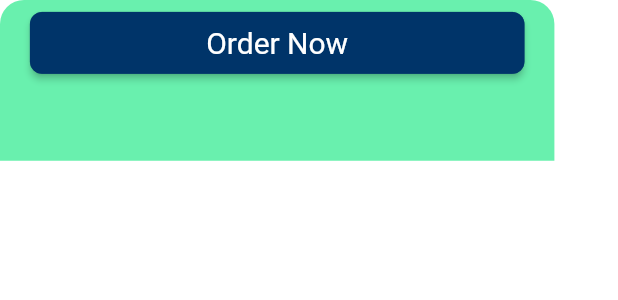
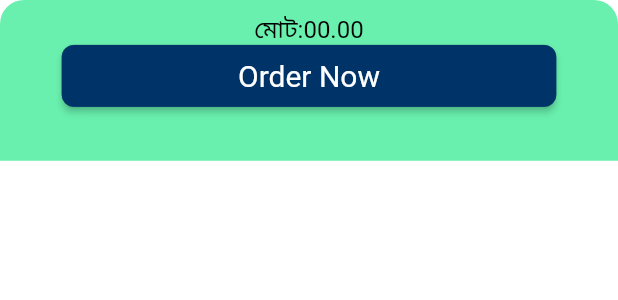
Before and after one commit to sm-mozammal/E-Commerce_Bloc, a Flutter app: the BootomSheetwidget widget shown alone on an empty page, opened directly, on a phone screen of 412 x 824 dp. Shown: the top 300 px of the screen. Run offline on Flutter 3.47's test engine with Material 3 defaults, Android fonts, the phone set to English and light mode, and no system bars; drawn by our look-alikes of auto_animated; our stand-ins replace cached_network_image, device_info_plus, dio, equatable, flutter_bloc, fluttertoast and 4 more; missing offline and left inert: dotlottie_loader, svg_flutter; accounts and stored records are empty; network calls fail.

Commit message:
Final Push

```diff
--- a/lib/features/authentication/bloc/login_bloc.dart
+++ b/lib/features/authentication/bloc/login_bloc.dart
@@ -10,6 +10,7 @@ import 'package:ecommerce_bloc/features/authentication/data/repository/logout_re
 import 'package:ecommerce_bloc/helpers/all_routes.dart';
 import 'package:ecommerce_bloc/helpers/di.dart';
 import 'package:ecommerce_bloc/helpers/navigation_service.dart';
+import 'package:ecommerce_bloc/helpers/toast.dart';
 import 'package:ecommerce_bloc/networks/dio/dio.dart';
 import 'package:flutter_bloc/flutter_bloc.dart';
 
@@ -44,6 +45,7 @@ class LoginBloc extends Bloc<LoginEvent, LoginState> {
       await logoutRepo.logout();
       await appData.write(kKeyIsLoggedIn, false);
       await appData.remove(kKeyAccessToken);
+      ToastUtil.showLongToast('Successfully logged out');
       NavigationService.navigateToUntilReplacement(Routes.loginScreen);
       emit(LoginInitial());
     } catch (e) {
--- a/lib/features/checkout/presentation/checkout_screen.dart
+++ b/lib/features/checkout/presentation/checkout_screen.dart
@@ -114,7 +114,6 @@ class ProductTitleWidget extends StatelessWidget {
   @override
   Widget build(BuildContext context) {
     return Row(
-      // mainAxisAlignment: MainAxisAlignment.spaceBetween,
       children: [
         Expanded(
           child: Text(
--- a/lib/features/product/presentation/product_screen.dart
+++ b/lib/features/product/presentation/product_screen.dart
@@ -86,18 +86,19 @@ class _ProductScreenState extends State<ProductScreen> {
                   return GridView.builder(
                     shrinkWrap: true,
                     physics: NeverScrollableScrollPhysics(),
-                    scrollDirection: Axis.vertical,
+                    // scrollDirection: Axis.vertical,
                     gridDelegate:
                         const SliverGridDelegateWithFixedCrossAxisCount(
                       crossAxisCount: 2,
                       crossAxisSpacing: 8.0,
                       mainAxisSpacing: 8.0,
-                      childAspectRatio: 0.7,
+                      childAspectRatio: 0.62,
                     ),
                     itemCount: state.productResponse.length,
                     itemBuilder: (context, index) {
                       final product = state.productResponse[index];
                       return ProductCard(
+                        pack: product.packSize ?? '',
                         productName: product.name ?? '',
                         price: product.price!,
                         imageUrl:
--- a/lib/features/product/presentation/widgets/bottomsheet_widget.dart
+++ b/lib/features/product/presentation/widgets/bottomsheet_widget.dart
@@ -15,6 +15,7 @@ class BootomSheetwidget extends StatelessWidget {
   @override
   Widget build(BuildContext context) {
     return Container(
+      width: double.infinity,
       height: SizeConfig.height(13),
       decoration: BoxDecoration(
           color: Colors.greenAccent,
@@ -44,7 +45,10 @@ class BootomSheetwidget extends StatelessWidget {
                   ),
                 );
               }
-              return SizedBox.shrink();
+              return Text(
+                "মোট:00.00",
+                style: TextFontStyle.textStyle16Roboto,
+              );
             }),
             CommonButton(
                 width: SizeConfig.width(80),
```
Also changed, not shown: lib/features/product/presentation/widgets/product_card.dart (+15 -1 lines), 4 other files.
